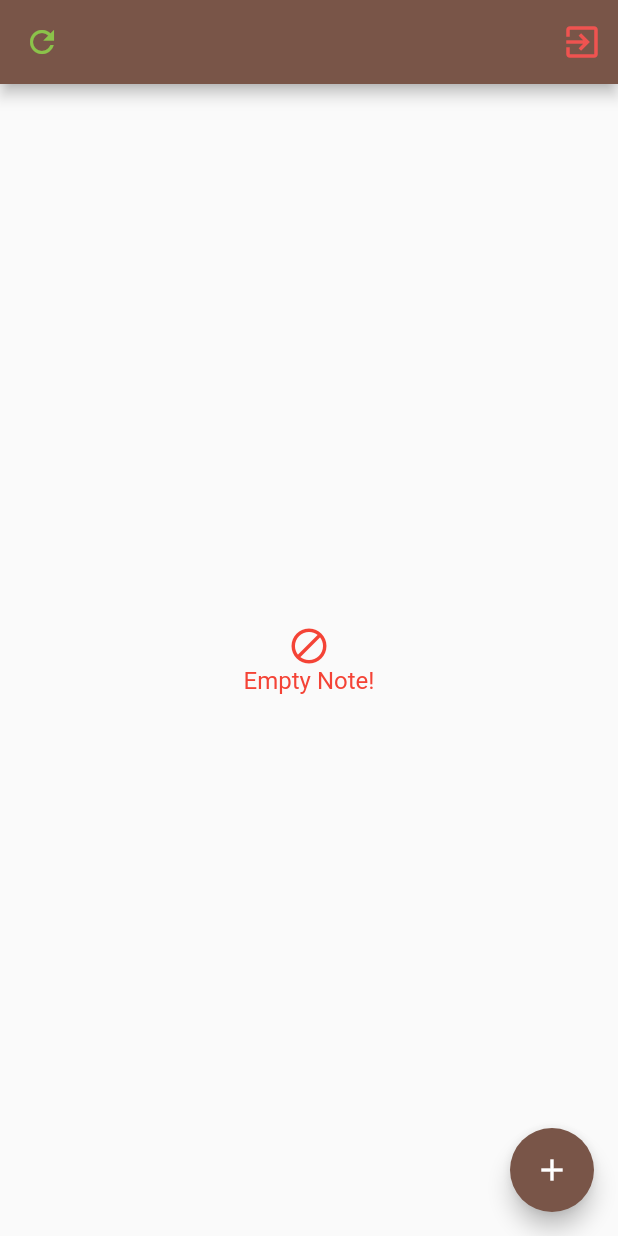
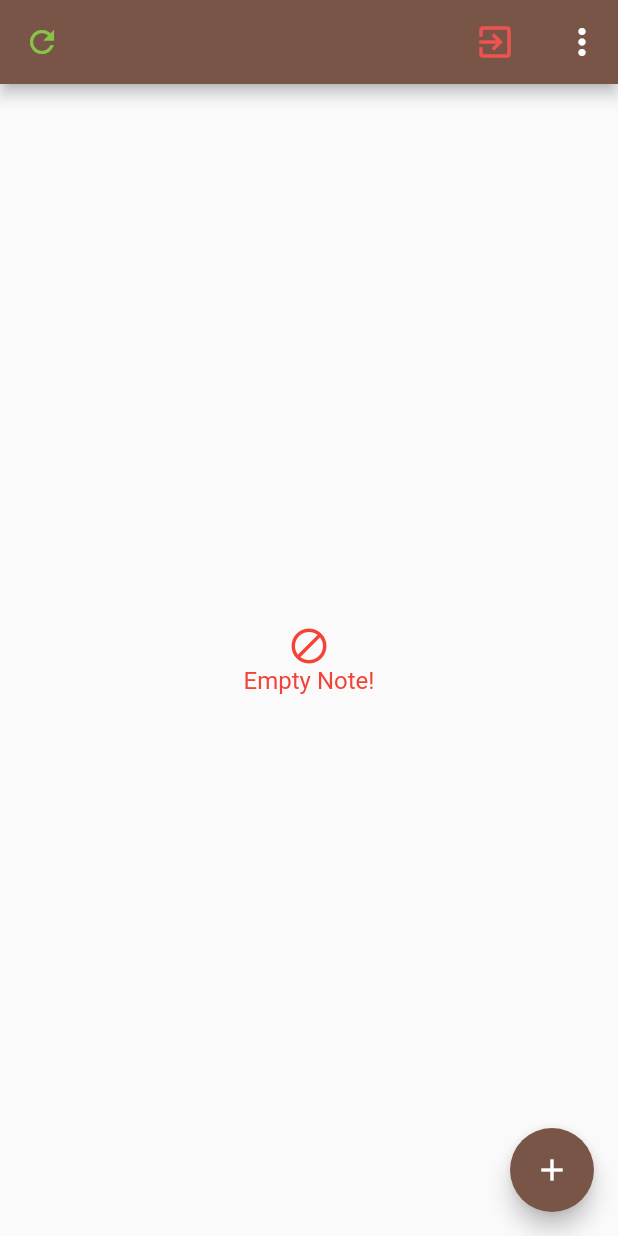
Before and after one commit to hkobir/flutter_firebase, a Flutter app: the HomeScreeen screen opened directly, on a phone screen of 412 x 824 dp. Run offline on Flutter 3.47's test engine with Material 2 defaults, Android fonts, the phone set to English and light mode, and no system bars; our stand-ins replace cloud_firestore, firebase_auth, firebase_core, fluttertoast, modal_progress_hud; accounts and stored records are empty.

```diff
--- a/flutter_firebase/lib/screens/home_screen.dart
+++ b/flutter_firebase/lib/screens/home_screen.dart
@@ -38,7 +38,6 @@ class _HomeScreeenState extends State<HomeScreeen>
             color: Colors.white,
           ),
         ),
-        centerTitle: true,
         leading: AnimatedBuilder(
           animation: _refreshController,
           child: IconButton(
@@ -57,6 +56,7 @@ class _HomeScreeenState extends State<HomeScreeen>
           },
         ),
         actions: [
+          Row(children: [
             IconButton(
               onPressed: () {
                 FirebaseAuth.instance.signOut();
@@ -66,7 +66,17 @@ class _HomeScreeenState extends State<HomeScreeen>
                     (route) => false);
               },
               icon: Icon(Icons.exit_to_app, size: 28, color: Colors.red[400]),
-          )
+            ),
+            SizedBox(
+              width: 10,
+            ),
+            IconButton(
+              onPressed: () {
+
+              },
+              icon: Icon(Icons.more_vert, size: 28, color: Colors.white),
+            ),
+          ])
         ],
       ),
       body: AllNotes(),
--- a/flutter_firebase/pubspec.yaml
+++ b/flutter_firebase/pubspec.yaml
@@ -33,6 +33,7 @@ dependencies:
   cloud_firestore: ^0.14.0+2
   modal_progress_hud: ^0.1.3
   fluttertoast: ^7.1.1
+  shared_preferences: ^0.5.12
 
 dev_dependencies:
   flutter_test:
```
Also changed, not shown: flutter_firebase/lib/screens/setting_screen.dart (added, +38 -0 lines), flutter_firebase/pubspec.lock, flutter_firebase/snapshots/0.png (added), flutter_firebase/snapshots/1.png (added), flutter_firebase/snapshots/2.png (added), flutter_firebase/snapshots/3.png (added), flutter_firebase/snapshots/4.png (added), flutter_firebase/snapshots/5.png (added). Lines whose indentation alone changed are shown as unchanged.
